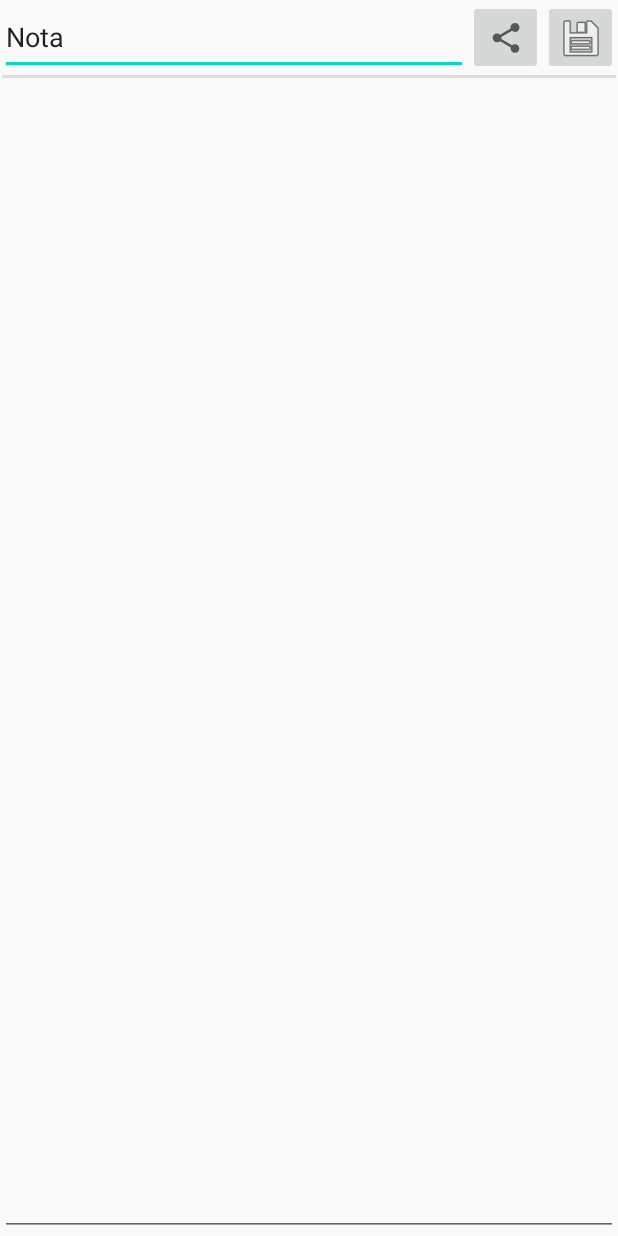
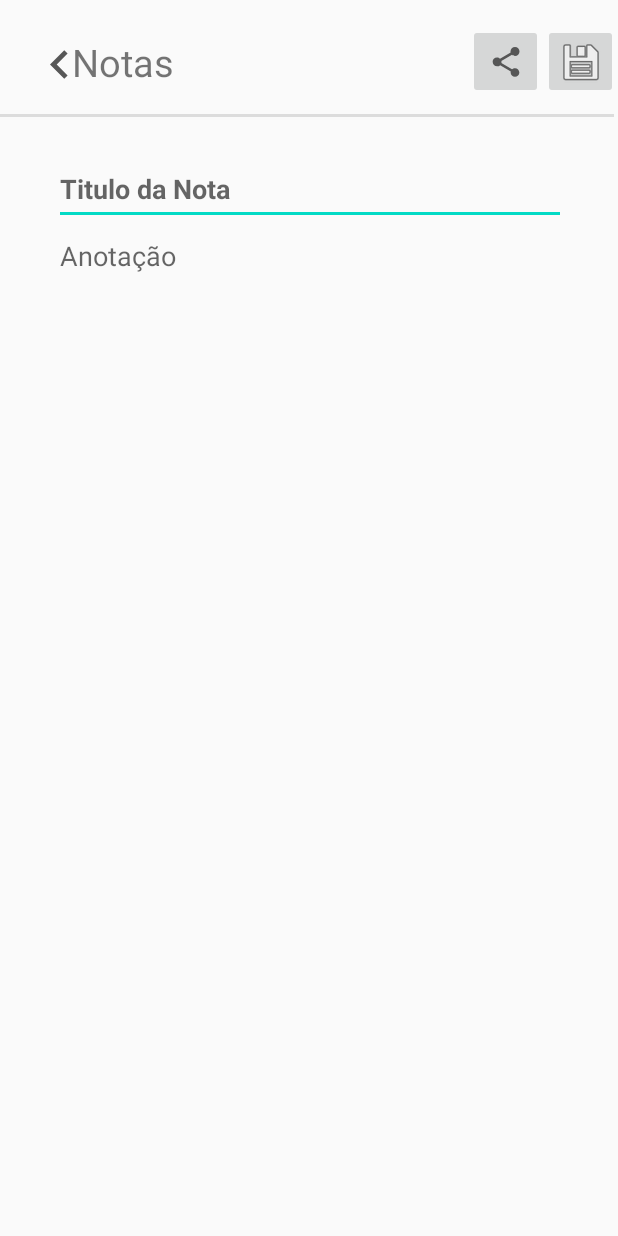
Before and after one commit to MiguelKuckoski/MindKeeper, an Android app: the screen it shows after launch (EditAnotacaoActivity), on a phone screen of 412 x 824 dp. Run offline under Robolectric (Android 15) with nearby library versions, the phone set to English and light mode, and no system bars.

Commit message:
Telas reformuladas

```diff
--- /dev/null
+++ b/app/src/main/res/drawable/ic_chevron_left_black_24dp.xml
@@ -0,0 +1,5 @@
+<vector android:height="24dp" android:tint="#575757"
+    android:viewportHeight="24.0" android:viewportWidth="24.0"
+    android:width="24dp" xmlns:android="http://schemas.android.com/apk/res/android">
+    <path android:fillColor="#FF000000" android:pathData="M15.41,7.41L14,6l-6,6 6,6 1.41,-1.41L10.83,12z"/>
+</vector>
--- a/app/src/main/res/layout/activity_anotacao.xml
+++ b/app/src/main/res/layout/activity_anotacao.xml
@@ -8,20 +8,21 @@
 
     <EditText
         android:id="@+id/titulo"
-        android:layout_width="0dp"
-        android:layout_height="50dp"
-        android:layout_marginBottom="696dp"
-        android:text="@string/nova_anotacao"
-        app:layout_constraintBottom_toBottomOf="parent"
-        app:layout_constraintEnd_toStartOf="@+id/shareButton"
+        android:layout_width="341dp"
+        android:layout_height="48dp"
+        android:layout_marginStart="36dp"
+        android:layout_marginLeft="36dp"
+        android:layout_marginTop="24dp"
+        android:hint="Titulo da Nota"
+        android:textStyle="bold"
         app:layout_constraintStart_toStartOf="parent"
-        app:layout_constraintTop_toTopOf="parent"
-        app:layout_constraintVertical_bias="0.0" />
+        app:layout_constraintTop_toBottomOf="@+id/divider" />
 
     <ImageButton
         android:id="@+id/shareButton"
         android:layout_width="50dp"
         android:layout_height="50dp"
+        android:layout_marginTop="16dp"
         android:contentDescription="shareButton"
         app:layout_constraintEnd_toStartOf="@+id/saveButton"
         app:layout_constraintTop_toTopOf="parent"
@@ -31,6 +32,7 @@
         android:id="@+id/saveButton"
         android:layout_width="50dp"
         android:layout_height="50dp"
+        android:layout_marginTop="16dp"
         android:contentDescription="saveButton"
         app:layout_constraintEnd_toEndOf="parent"
         app:layout_constraintTop_toTopOf="parent"
@@ -38,26 +40,52 @@
 
     <EditText
         android:id="@+id/textBody"
-        android:layout_width="0dp"
-        android:layout_height="0dp"
-        android:layout_marginTop="5dp"
+        android:layout_width="334dp"
+        android:layout_height="433dp"
+        android:layout_marginStart="40dp"
+        android:layout_marginLeft="40dp"
+        android:layout_marginTop="8dp"
+        android:background="@null"
+        android:color="#FFEB3B"
         android:ems="10"
-        android:gravity="start|top"
-        android:inputType="textMultiLine"
-        app:layout_constraintBottom_toBottomOf="parent"
-        app:layout_constraintEnd_toEndOf="parent"
+        android:gravity="top"
+        android:hint="Anotação"
+        android:inputType="textShortMessage|textMultiLine"
         app:layout_constraintStart_toStartOf="parent"
-        app:layout_constraintTop_toBottomOf="@+id/divider"
-        android:color="#FFEB3B"
-        />
+        app:layout_constraintTop_toBottomOf="@+id/titulo" />
 
     <View
         android:id="@+id/divider"
         android:layout_width="409dp"
         android:layout_height="2dp"
+        android:layout_marginTop="76dp"
         android:background="?android:attr/listDivider"
         app:layout_constraintEnd_toEndOf="parent"
+        app:layout_constraintHorizontal_bias="0.0"
         app:layout_constraintStart_toStartOf="parent"
-        app:layout_constraintTop_toBottomOf="@+id/titulo" />
+        app:layout_constraintTop_toTopOf="parent" />
+
+    <TextView
+        android:id="@+id/Notas"
+        android:layout_width="wrap_content"
+        android:layout_height="wrap_content"
+        android:layout_marginStart="48dp"
+        android:layout_marginLeft="48dp"
+        android:layout_marginTop="24dp"
+        android:text="@string/Notas"
+        android:textSize="25sp"
+        app:layout_constraintStart_toStartOf="parent"
+        app:layout_constraintTop_toTopOf="parent" />
+
+    <ImageView
+        android:id="@+id/imageView"
+        android:layout_width="47dp"
+        android:layout_height="38dp"
+        android:layout_marginStart="16dp"
+        android:layout_marginLeft="16dp"
+        android:layout_marginTop="24dp"
+        app:layout_constraintStart_toStartOf="parent"
+        app:layout_constraintTop_toTopOf="parent"
+        app:srcCompat="@drawable/ic_chevron_left_black_24dp" />
 
 </androidx.constraintlayout.widget.ConstraintLayout>
--- a/app/src/main/res/values/strings.xml
+++ b/app/src/main/res/values/strings.xml
@@ -1,9 +1,10 @@
 <resources>
-    <string name="app_name">Bloco De Notas</string>
+    <string name="app_name">MindKeeper</string>
     <string name="action_settings">Settings</string>
-    <string name="nova_anotacao">Nota</string>
+    <string name="nova_anotacao">Titulo da Nota</string>
     <string name="compartilhar">compartilhar</string>
     <string name="salvar">salvar</string>
+    <string name="Notas">Notas</string>
 
 
     <!-- Strings used for fragments for navigation -->
```
Also changed, not shown: app/src/main/res/layout/activity_main.xml (+20 -9 lines).
